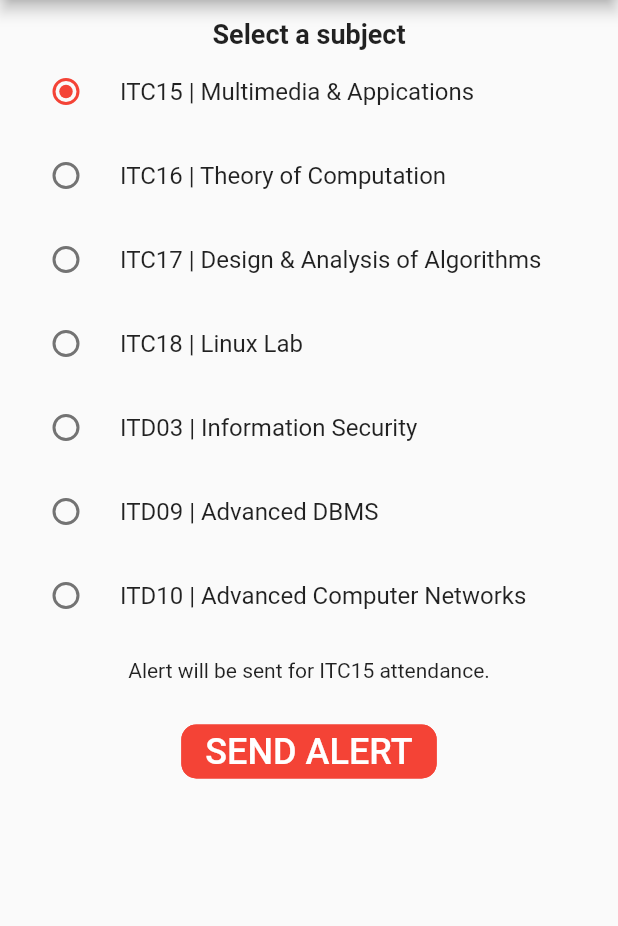
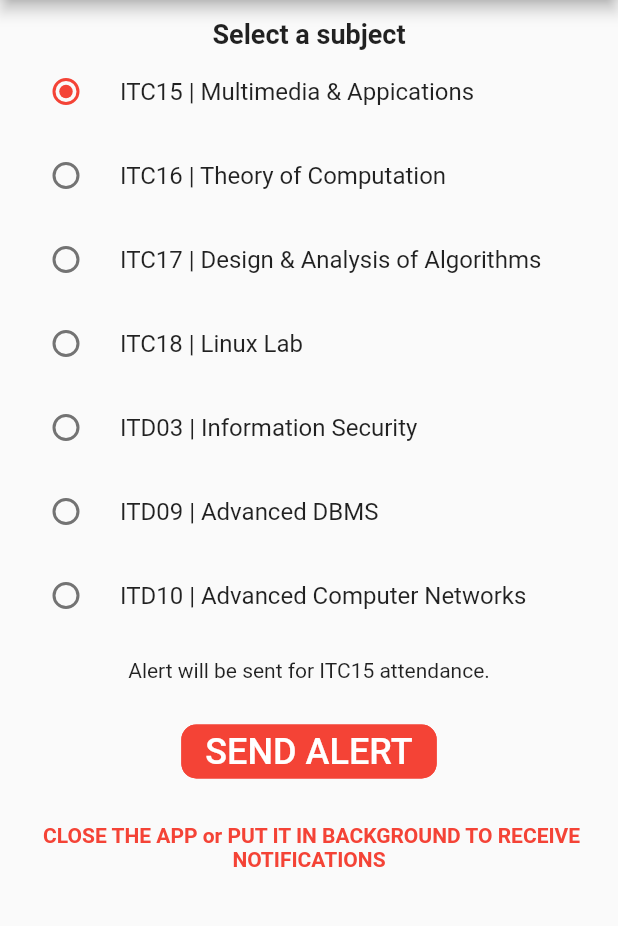
Before and after one commit to param211/attendance_alert_v1, a Flutter app: the screen it shows after launch, on a phone screen of 412 x 824 dp, the part 84-1010 px from its top. Run offline on Flutter 3.47's test engine with Material 2 defaults, Android fonts, the phone set to English and light mode, and no system bars; our stand-ins replace firebase_messaging; accounts and stored records are empty.

Commit message:
Add note for no foreground notifs

```diff
--- a/lib/main.dart
+++ b/lib/main.dart
@@ -191,7 +191,6 @@ class _MyHomePageState extends State<MyHomePage> {
         //         tileMode: TileMode.clamp),
         //   ),
         // ),
-
       ),
       body: SingleChildScrollView(
         child: Column(
@@ -345,7 +344,8 @@ class _RadioButtonWidgetState extends State<RadioButtonWidget> {
                           content: Text(
                               'Attendance alert for $actualValue has been sent!'),
                         ));
-                sendNotification("Attendance Alert for ${_character.toString().split('.').last.toUpperCase()}",
+                sendNotification(
+                    "Attendance Alert for ${_character.toString().split('.').last.toUpperCase()}",
                     "$actualValue".toUpperCase());
                 _disabledButton();
               } else {
@@ -364,6 +364,22 @@ class _RadioButtonWidgetState extends State<RadioButtonWidget> {
                 style: TextStyle(fontSize: 24)),
           ),
         ),
+        RichText(
+          textAlign: TextAlign.center,
+          text: TextSpan(children: <TextSpan>[
+            // TextSpan(
+            //     text: "NOTE: ",
+            //     style:
+            //         TextStyle(color: Colors.black87, fontWeight: FontWeight.bold)),
+            // TextSpan(
+            //     text: "If you are on this screen then you won't receive any notifications.",
+            //     style: TextStyle(color: Colors.black87)),
+            TextSpan(
+                text: "\n CLOSE THE APP or PUT IT IN BACKGROUND TO RECEIVE NOTIFICATIONS",
+                style:
+                    TextStyle(color: Colors.red, fontWeight: FontWeight.bold)),
+          ]),
+        )
       ],
     );
   }
```
